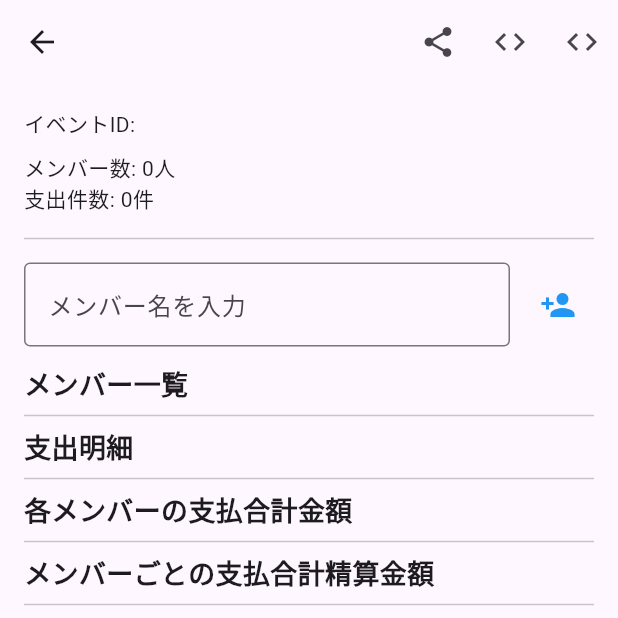
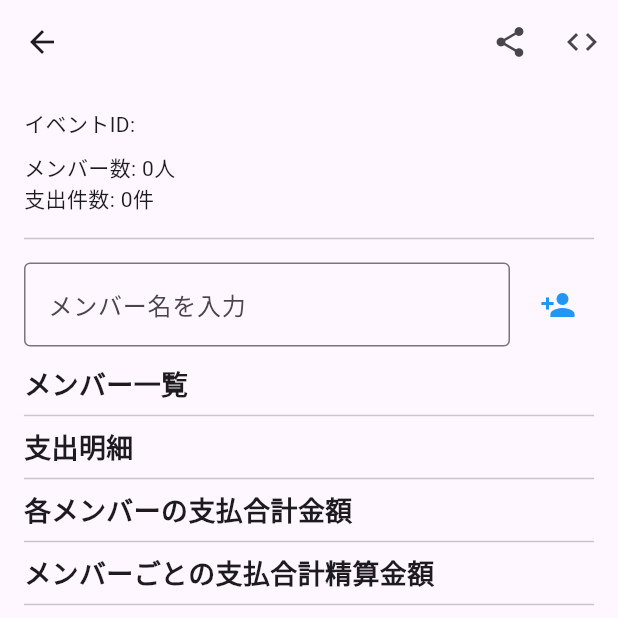
Before and after one commit to kakunekono/wari-can, a Flutter app: the EventDetailPage screen opened directly with empty values, on a phone screen of 412 x 824 dp, the top half of it. Run offline on Flutter 3.47's test engine with Material 3 defaults, Android fonts, the phone set to English and light mode, and no system bars; our stand-ins replace share_plus, shared_preferences; accounts and stored records are empty.

```diff
--- a/lib/pages/event_detail_page.dart
+++ b/lib/pages/event_detail_page.dart
@@ -377,10 +377,6 @@ class _EventDetailPageState extends State<EventDetailPage> {
               EventJsonUtils.exportEventJson(context, _event);
             },
           ),
-          IconButton(
-            icon: const Icon(Icons.code),
-            onPressed: () => EventJsonUtils.exportEventJson(context, _event),
-          ), // ← 追加
         ],
       ),
       floatingActionButton: FloatingActionButton(
```
Also changed, not shown: 1 other file.
